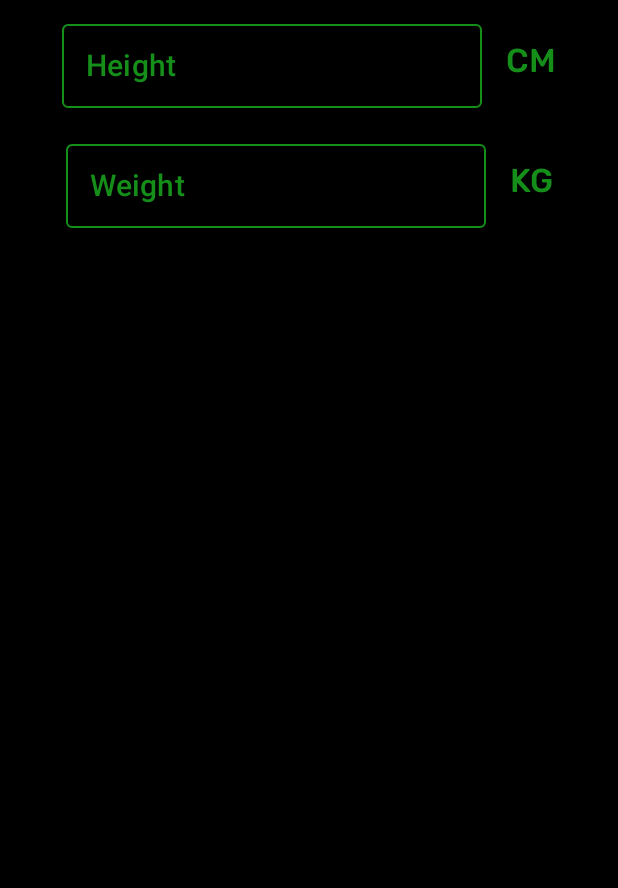
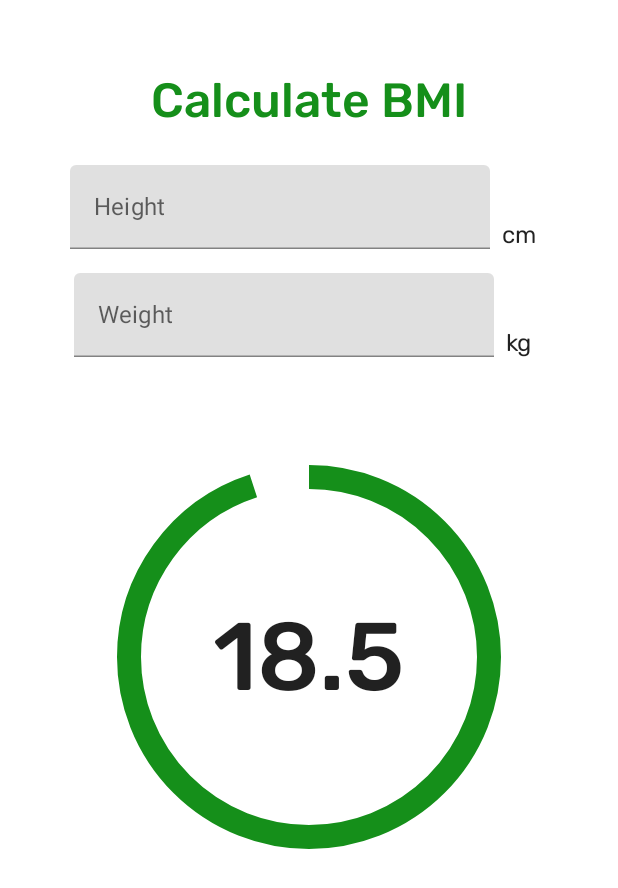
Before and after one commit to arsildo/BMI_Calculator_JetpackCompose, an Android app built with Jetpack Compose: the screen it shows after launch (MainActivity), on a phone screen of 412 x 824 dp. Shown: the top 888 px of the screen. Run offline under Robolectric (Android 15) with nearby library versions, the phone set to English and light mode, and no system bars.

Commit message:
added progress indicator and changed text field themes

```diff
--- a/app/src/main/java/com/arsildo/bmicalculatorjetpackcompose/ui/MainActivity.kt
+++ b/app/src/main/java/com/arsildo/bmicalculatorjetpackcompose/ui/MainActivity.kt
@@ -1,107 +1,120 @@
 package com.arsildo.bmicalculatorjetpackcompose.ui
 
-import androidx.compose.foundation.background
 import androidx.compose.foundation.layout.*
-import androidx.compose.material.OutlinedTextField
+import androidx.compose.foundation.text.KeyboardOptions
+import androidx.compose.material.CircularProgressIndicator
 import androidx.compose.material.Text
+import androidx.compose.material.TextField
 import androidx.compose.material.TextFieldDefaults
 import androidx.compose.runtime.*
 import androidx.compose.ui.Alignment
+import androidx.compose.ui.Alignment.Companion.Center
+import androidx.compose.ui.Alignment.Companion.CenterHorizontally
 import androidx.compose.ui.Modifier
-import androidx.compose.ui.graphics.Color
 import androidx.compose.ui.text.font.FontWeight
+import androidx.compose.ui.text.input.KeyboardType
+import androidx.compose.ui.text.style.TextAlign
 import androidx.compose.ui.unit.dp
 import androidx.compose.ui.unit.sp
 import com.arsildo.bmicalculatorjetpackcompose.ui.theme.Green
-import com.arsildo.bmicalculatorjetpackcompose.ui.theme.White
 
 
 @Composable
 fun MainActivityScreen(){
     Box(
         modifier = Modifier
-            .fillMaxSize()
-            .background(Color.Black),
+            .fillMaxSize(),
         contentAlignment = Alignment.TopCenter
     ) {
         Column (
             verticalArrangement = Arrangement.Center,
-            horizontalAlignment = Alignment.CenterHorizontally
+            horizontalAlignment = CenterHorizontally
         ) {
-            HeightInput()
-            WeightInput()
+            CalculateBMI()
         }
     }
 }
 
 @Composable
-fun HeightInput() {
-    var text by remember { mutableStateOf("") }
-    Row (
-        modifier = Modifier.padding(8.dp),
-        verticalAlignment = Alignment.CenterVertically,
-        horizontalArrangement = Arrangement.Center
+fun CalculateBMI() {
+
+    var height by remember { mutableStateOf("") }
+    var weight by remember { mutableStateOf("") }
+
+    Column(
+        Modifier.padding(horizontal = 16.dp,vertical = 32.dp),
+        verticalArrangement = Arrangement.Center,
+        horizontalAlignment = CenterHorizontally
     ) {
-        OutlinedTextField(
-            value = text,
-            maxLines = 1,
-            colors = TextFieldDefaults.textFieldColors(
-                textColor = Green,
-                unfocusedIndicatorColor = Green,
-                focusedIndicatorColor = White,
-            ),
-            onValueChange = { text = it },
-            label = {
+        Box(
+            Modifier.padding(vertical = 16.dp).fillMaxWidth(),
+            contentAlignment = Center
+        ) {
             Text(
-                    text = "Height",
+                text = "Calculate BMI",
                 color = Green,
-                    fontSize = 20.sp,
-                    fontWeight = FontWeight.Medium
+                fontSize = 32.sp,
+                fontWeight = FontWeight.Medium,
             )
         }
+
+        Row (
+            Modifier
+                .fillMaxWidth()
+                .padding(vertical = 8.dp),
+            verticalAlignment = Alignment.Bottom,
+            horizontalArrangement = Arrangement.Center
+        ){
+            TextField(
+                value = height,
+                onValueChange = { height = it },
+                label = { Text("Height") },
+                keyboardOptions = KeyboardOptions(keyboardType = KeyboardType.Number),
+                colors = TextFieldDefaults.textFieldColors(
+                    textColor = Green
+                ),
             )
-        Spacer(modifier = Modifier.width(16.dp))
+            Text(text = "cm",Modifier.padding(horizontal = 8.dp))
+        }
+
+        Row (
+            Modifier
+                .fillMaxWidth()
+                .padding(vertical = 8.dp),
+            verticalAlignment = Alignment.Bottom,
+            horizontalArrangement = Arrangement.Center
+        ){
+            TextField(
+                value = weight,
+                onValueChange = { weight = it },
+                label = { Text("Weight") },
+                keyboardOptions = KeyboardOptions(keyboardType = KeyboardType.Number),
+                colors = TextFieldDefaults.textFieldColors(
+                    textColor = Green
+                )
+            )
+            Text(text = "kg",Modifier.padding(horizontal = 8.dp))
+        }
+        Box(
+            modifier = Modifier
+                .padding(horizontal = 16.dp,vertical = 64.dp)
+                .size(256.dp),
+            contentAlignment = Center
+        ){
             Text(
-            text = "CM",
-            color = Green,
-            fontSize = 22.sp,
-            fontWeight = FontWeight.Medium
+                text = "18.5",
+                fontSize = 64.sp,
+                textAlign = TextAlign.Center,
+                fontWeight = FontWeight.Medium,
+            )
+            CircularProgressIndicator(
+                progress = .95f,
+                strokeWidth = 16.dp,
+                modifier = Modifier.fillMaxSize(),
             )
         }
+
     }
 
-@Composable
-fun WeightInput() {
-    var text by remember { mutableStateOf("") }
-    Row (
-        modifier = Modifier.padding(8.dp),
-        verticalAlignment = Alignment.CenterVertically,
-        horizontalArrangement = Arrangement.Center
-    ) {
-        OutlinedTextField(
-            value = text,
-            colors = TextFieldDefaults.textFieldColors(
-                textColor = Green,
-                unfocusedIndicatorColor = Green,
-                focusedIndicatorColor = White,
-            ),
-            maxLines = 1,
-            onValueChange = { text = it },
-            label = {
-                Text(
-                    text = "Weight",
-                    color = Green,
-                    fontSize = 20.sp,
-                    fontWeight = FontWeight.Medium
-                )
+
 }
-        )
-        Spacer(modifier = Modifier.width(16.dp))
-        Text(
-            text = "KG",
-            color = Green,
-            fontSize = 22.sp,
-            fontWeight = FontWeight.Medium
-        )
-    }
-}
```
Lines whose indentation alone changed are shown as unchanged.
